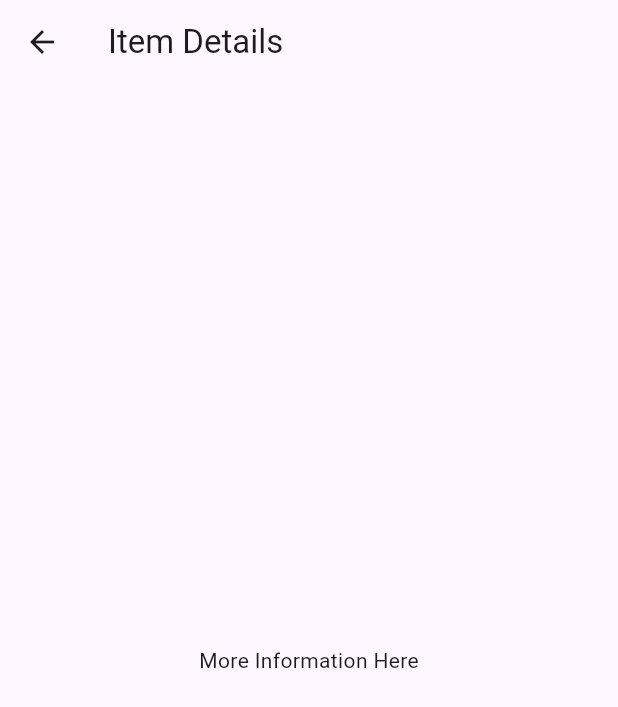
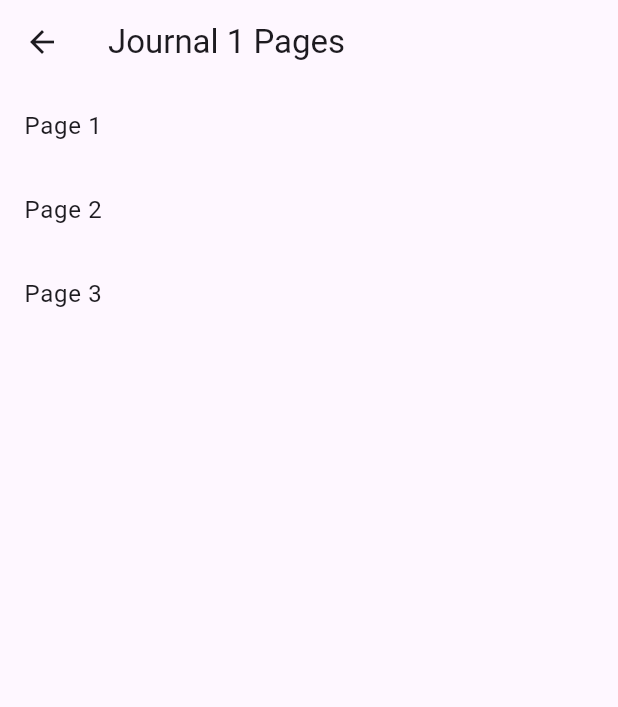
Before and after one commit to SevanCSUN/Journal-Project, a Flutter app: the SampleItemListView screen opened by its route, after a tap on an icon or button, on a phone screen of 412 x 824 dp. Shown: the top 707 px of the screen. Run offline on Flutter 3.47's test engine with Material 3 defaults, Android fonts, the phone set to English and light mode, and no system bars; our stand-ins replace device_preview; generated files the repository leaves out were written again.

Commit message:
Created new page list
Updated routing to navigate, create page list view after choosing a journal, passes in journal name, page list view shows 3 individual pages.

```diff
--- a/journal_project/lib/src/app.dart
+++ b/journal_project/lib/src/app.dart
@@ -66,21 +66,29 @@ class MyApp extends StatelessWidget {
 
           // Define a function to handle named routes in order to support
           // Flutter web url navigation and deep linking.
+          // Define a function to handle named routes in order to support
+// Flutter web URL navigation and deep linking.
         onGenerateRoute: (RouteSettings routeSettings) {
+          switch (routeSettings.name) {
+            case SettingsView.routeName:
               return MaterialPageRoute<void>(
                 settings: routeSettings,
-              builder: (BuildContext context) {
-                switch (routeSettings.name) {
-                  case SettingsView.routeName:
-                    return SettingsView(controller: settingsController);
+                builder: (BuildContext context) => SettingsView(controller: settingsController),
+              );
             case SampleItemDetailsView.routeName:
-                    return const SampleItemDetailsView();
+              // Extract arguments and cast them to the expected type
+              final String pageTitle = routeSettings.arguments as String; // Get the pageTitle from arguments
+              return MaterialPageRoute<void>(
+                settings: routeSettings,
+                builder: (BuildContext context) => SampleItemDetailsView(pageTitle: pageTitle),
+              );
             case SampleItemListView.routeName:
             default:
-                    return const SampleItemListView();
+              return MaterialPageRoute<void>(
+                settings: routeSettings,
+                builder: (BuildContext context) => const SampleItemListView(),
+              );
           }
-              },
-            );
         },
         );
       },
--- /dev/null
+++ b/journal_project/lib/src/sample_feature/page_list_view.dart
@@ -0,0 +1,42 @@
+import 'package:flutter/material.dart';
+import 'sample_item_details_view.dart'; // Import the details view
+
+/// Displays a list of pages for a given journal.
+class PageListView extends StatelessWidget {
+  final String journalName;
+  final List<String> pages;
+
+  const PageListView({
+    super.key,
+    required this.journalName,
+    required this.pages,
+  });
+
+  @override
+  Widget build(BuildContext context) {
+    return Scaffold(
+      appBar: AppBar(
+        title: Text('$journalName Pages'),
+      ),
+      body: ListView.builder(
+        itemCount: pages.length,
+        itemBuilder: (context, index) {
+          final page = pages[index];
+
+          return ListTile(
+            title: Text(page),
+            onTap: () {
+              // Navigate to SampleItemDetailsView when a page is tapped
+              Navigator.push(
+                context,
+                MaterialPageRoute(
+                  builder: (context) => SampleItemDetailsView(pageTitle: page),
+                ),
+              );
+            },
+          );
+        },
+      ),
+    );
+  }
+}
--- a/journal_project/lib/src/sample_feature/sample_item_details_view.dart
+++ b/journal_project/lib/src/sample_feature/sample_item_details_view.dart
@@ -2,7 +2,12 @@ import 'package:flutter/material.dart';
 
 /// Displays detailed information about a SampleItem.
 class SampleItemDetailsView extends StatelessWidget {
-  const SampleItemDetailsView({super.key});
+  const SampleItemDetailsView({
+    super.key,
+    required this.pageTitle, // Add this line
+  });
+
+  final String pageTitle; // Add this line
 
   static const routeName = '/sample_item';
 
@@ -10,7 +15,7 @@ class SampleItemDetailsView extends StatelessWidget {
   Widget build(BuildContext context) {
     return Scaffold(
       appBar: AppBar(
-        title: const Text('Item Details'),
+        title: Text(pageTitle), // Use the pageTitle here
       ),
       body: const Center(
         child: Text('More Information Here'),
--- a/journal_project/lib/src/sample_feature/sample_item_list_view.dart
+++ b/journal_project/lib/src/sample_feature/sample_item_list_view.dart
@@ -2,7 +2,8 @@ import 'package:flutter/material.dart';
 
 import '../settings/settings_view.dart';
 import 'sample_item.dart';
-import 'sample_item_details_view.dart';
+//import 'sample_item_details_view.dart';
+import 'page_list_view.dart';
 
 /// Displays a list of SampleItems.
 class SampleItemListView extends StatelessWidget {
@@ -55,12 +56,18 @@ class SampleItemListView extends StatelessWidget {
               foregroundImage: AssetImage('assets/images/placeholder_img.png'),
             ),
             onTap: () {
-              // Navigate to the details page. If the user leaves and returns to
-              // the app after it has been killed while running in the
-              // background, the navigation stack is restored.
-              Navigator.restorablePushNamed(
+              Navigator.push(
                 context,
-                SampleItemDetailsView.routeName,
+                MaterialPageRoute(
+                  builder: (context) => PageListView(
+                    journalName: 'Journal ${item.id}', // Pass the journal name or ID
+                    pages: [
+                      'Page 1',
+                      'Page 2',
+                      'Page 3',
+                    ], // Pages specific to the journal
+                  ),
+                ),
               );
             }
           );
```
Lines whose indentation alone changed are shown as unchanged.
